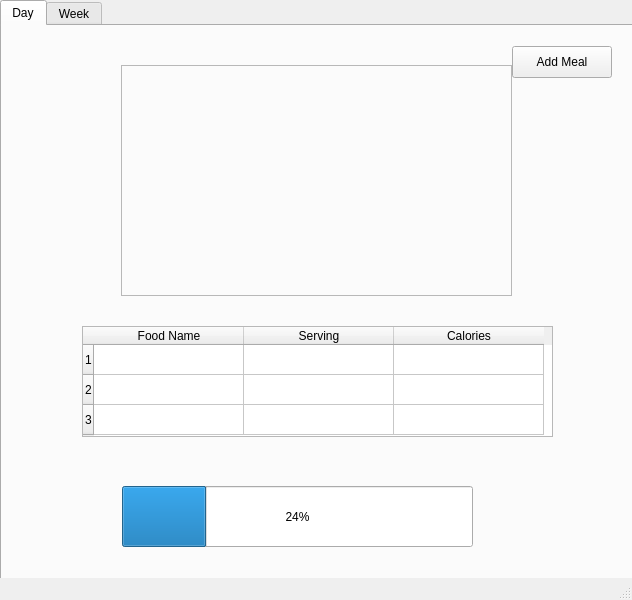
First picture: the form in mainwindow.ui, repository equac010/CS100_finalProject, before the edit.
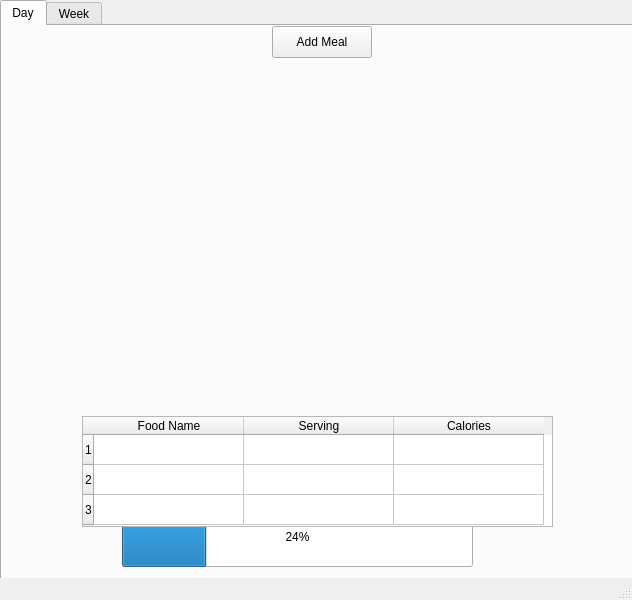
Second picture: the form after the edit.

What changed in the file:
```diff
--- a/mainwindow.ui
+++ b/mainwindow.ui
@@ -42,8 +42,8 @@
      <widget class="QPushButton" name="mealInputButton">
       <property name="geometry">
        <rect>
-        <x>510</x>
-        <y>20</y>
+        <x>270</x>
+        <y>0</y>
         <width>100</width>
         <height>32</height>
        </rect>
@@ -56,7 +56,7 @@
       <property name="geometry">
        <rect>
         <x>120</x>
-        <y>460</y>
+        <y>480</y>
         <width>351</width>
         <height>61</height>
        </rect>
@@ -69,7 +69,7 @@
       <property name="geometry">
        <rect>
         <x>80</x>
-        <y>300</y>
+        <y>390</y>
         <width>471</width>
         <height>111</height>
        </rect>
@@ -114,18 +114,19 @@
      <widget class="QFrame" name="frame">
       <property name="geometry">
        <rect>
-        <x>119</x>
-        <y>39</y>
-        <width>391</width>
-        <height>231</height>
+        <x>20</x>
+        <y>30</y>
+        <width>591</width>
+        <height>351</height>
        </rect>
       </property>
-      <property name="frameShape">
-       <enum>QFrame::StyledPanel</enum>
+      <property name="sizePolicy">
+       <sizepolicy hsizetype="Fixed" vsizetype="Fixed">
+        <horstretch>0</horstretch>
+        <verstretch>0</verstretch>
+       </sizepolicy>
       </property>
-      <property name="frameShadow">
-       <enum>QFrame::Raised</enum>
-      </property>
+      <layout class="QHBoxLayout" name="horizontalLayout"/>
      </widget>
     </widget>
     <widget class="QWidget" name="tab_2">
```
